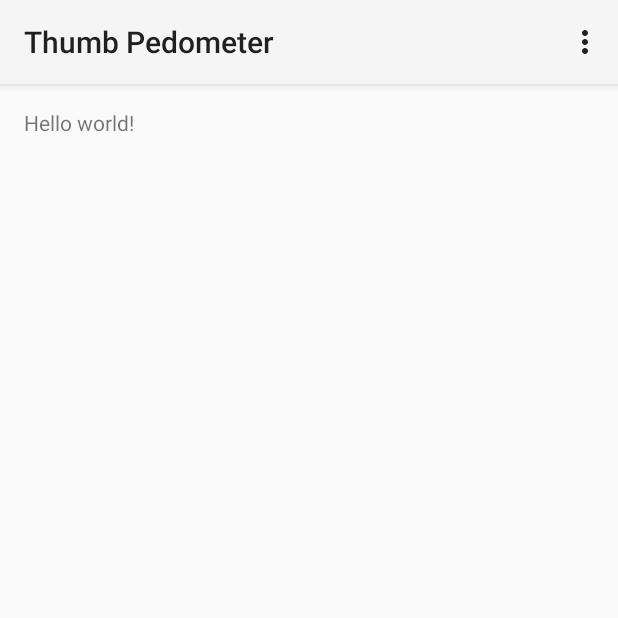
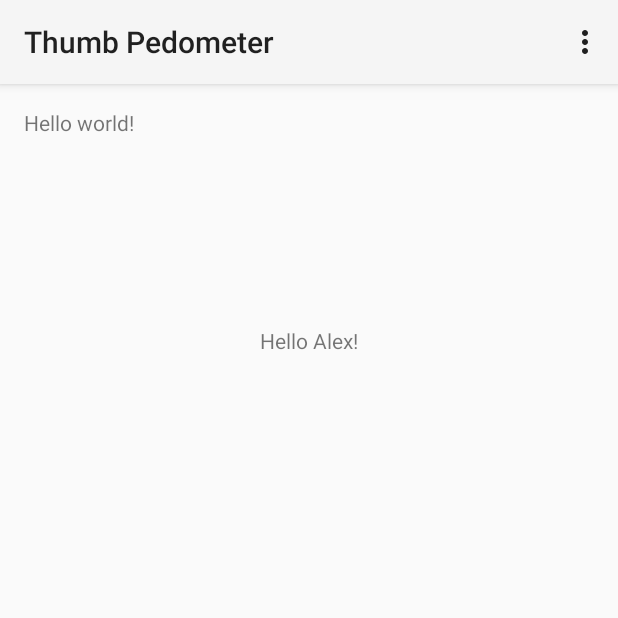
Before and after one commit to michaelkulbacki/ThumbTrack, an Android app: the screen it shows after launch (MyActivity), on a phone screen of 412 x 824 dp, the top half of it. Run offline under Robolectric (Android 15) with nearby library versions, the phone set to English and light mode, and no system bars.

Commit message:
Setting Text? again

```diff
--- a/MyApplication/app/src/main/res/layout/activity_my.xml
+++ b/MyApplication/app/src/main/res/layout/activity_my.xml
@@ -15,6 +15,7 @@
         android:id="@+id/textView" />
 
     <TextView
+        android:text="Hello Alex!"
         android:layout_width="wrap_content"
         android:layout_height="wrap_content"
         android:id="@+id/test"
```
